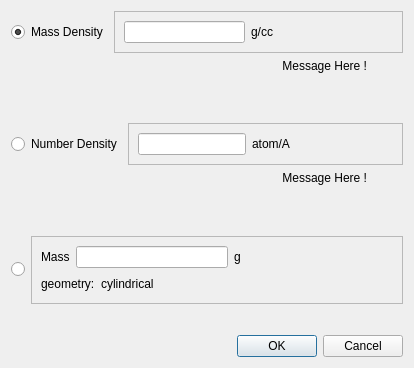
First picture: the form in designer/ui_mass_density.ui, repository neutrons/addie, before the edit.
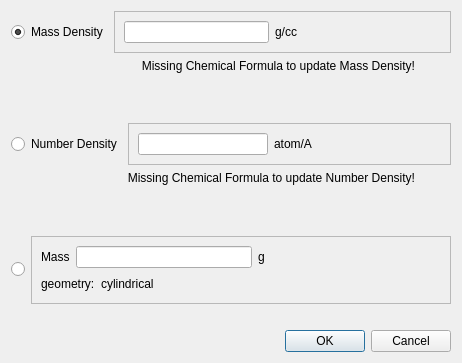
Second picture: the form after the edit.

Commit message: Error messages of mass_density correctly initialized

```diff
--- a/designer/ui_mass_density.ui
+++ b/designer/ui_mass_density.ui
@@ -9,10 +9,16 @@
    <rect>
     <x>0</x>
     <y>0</y>
-    <width>414</width>
-    <height>368</height>
+    <width>462</width>
+    <height>363</height>
    </rect>
   </property>
+  <property name="sizePolicy">
+   <sizepolicy hsizetype="Fixed" vsizetype="Fixed">
+    <horstretch>0</horstretch>
+    <verstretch>0</verstretch>
+   </sizepolicy>
+  </property>
   <property name="windowTitle">
    <string>Mass Density / Number Density / ...</string>
   </property>
@@ -58,7 +64,7 @@
           </property>
           <property name="sizeHint" stdset="0">
            <size>
-            <width>64</width>
+            <width>112</width>
             <height>20</height>
            </size>
           </property>
@@ -80,7 +86,7 @@
         </sizepolicy>
        </property>
        <property name="text">
-        <string>Message Here !</string>
+        <string>Missing Chemical Formula to update Mass Density!</string>
        </property>
        <property name="alignment">
         <set>Qt::AlignRight|Qt::AlignTop|Qt::AlignTrailing</set>
@@ -156,7 +162,7 @@
           </property>
           <property name="sizeHint" stdset="0">
            <size>
-            <width>31</width>
+            <width>69</width>
             <height>20</height>
            </size>
           </property>
@@ -178,7 +184,7 @@
         </sizepolicy>
        </property>
        <property name="text">
-        <string>Message Here !</string>
+        <string>Missing Chemical Formula to update Number Density!</string>
        </property>
        <property name="alignment">
         <set>Qt::AlignRight|Qt::AlignTop|Qt::AlignTrailing</set>
@@ -319,7 +325,7 @@
      <property name="sizeHint" stdset="0">
       <size>
        <width>20</width>
-       <height>37</height>
+       <height>32</height>
       </size>
      </property>
     </spacer>
```
Left out of the diff: 4 changed lines with no effect on the pictures. The commit also changes 2 other files.
